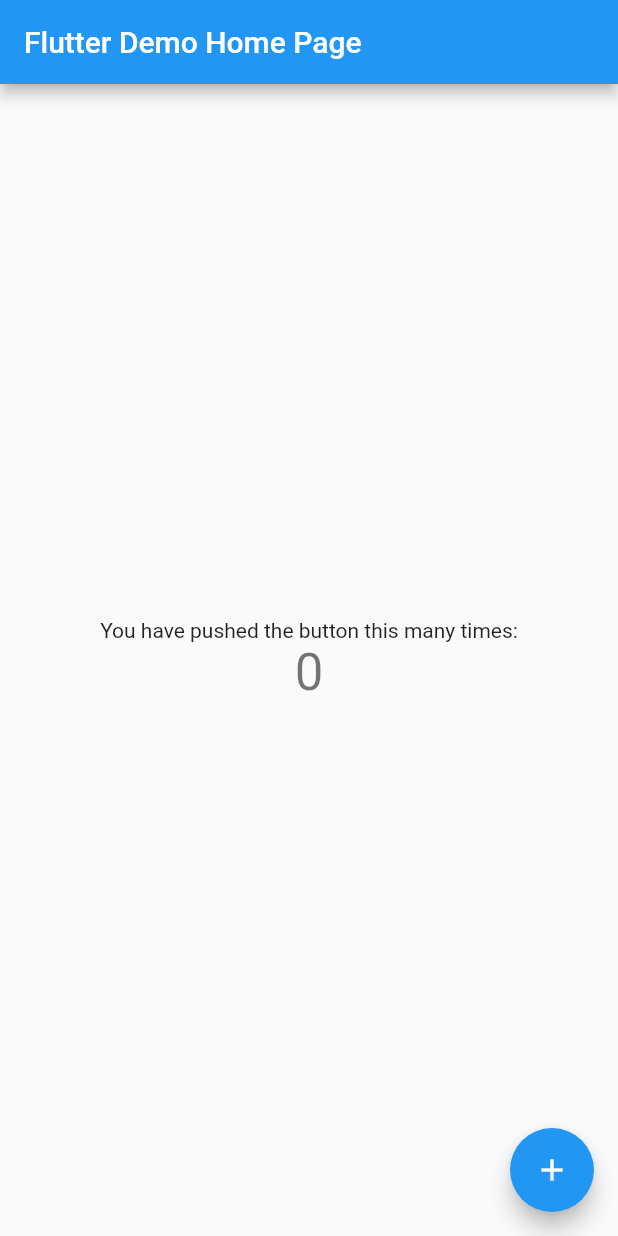
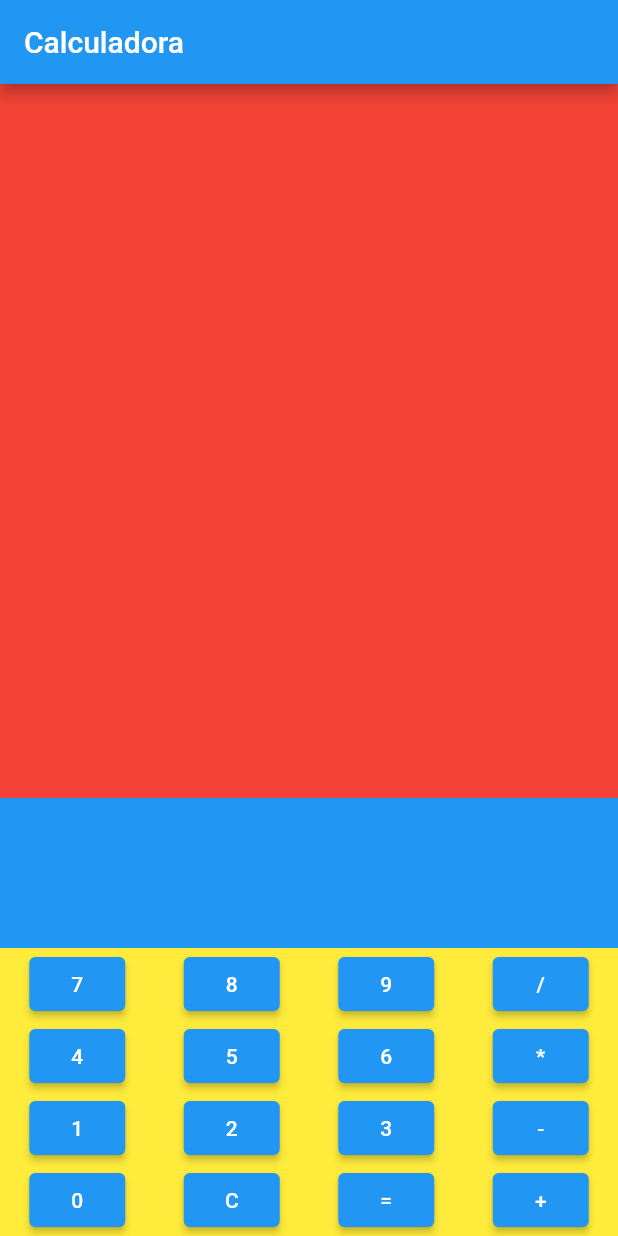
Before and after one commit to NicolasBorda96/taller2s2, a Flutter app: the screen it shows after launch, on a phone screen of 412 x 824 dp. Run offline on Flutter 3.47's test engine with Material 2 defaults, Android fonts, the phone set to English and light mode, and no system bars.

Commit message:
Agrega botones a la calculadora

```diff
--- a/lib/main.dart
+++ b/lib/main.dart
@@ -1,113 +1,17 @@
 import 'package:flutter/material.dart';
+import 'package:taller2s2/page/home-page.dart';
 
 void main() {
   runApp(MyApp());
 }
 
 class MyApp extends StatelessWidget {
-  // This widget is the root of your application.
   @override
   Widget build(BuildContext context) {
     return MaterialApp(
-      title: 'Flutter Demo',
-      theme: ThemeData(
-        // This is the theme of your application.
-        //
-        // Try running your application with "flutter run". You'll see the
-        // application has a blue toolbar. Then, without quitting the app, try
-        // changing the primarySwatch below to Colors.green and then invoke
-        // "hot reload" (press "r" in the console where you ran "flutter run",
-        // or simply save your changes to "hot reload" in a Flutter IDE).
-        // Notice that the counter didn't reset back to zero; the application
-        // is not restarted.
-        primarySwatch: Colors.blue,
-      ),
-      home: MyHomePage(title: 'Flutter Demo Home Page'),
+      title: "Calculadora",
+      theme: ThemeData.light(),
+      home: HomePage(),
     );
   }
 }
-
-class MyHomePage extends StatefulWidget {
-  MyHomePage({Key key, this.title}) : super(key: key);
-
-  // This widget is the home page of your application. It is stateful, meaning
-  // that it has a State object (defined below) that contains fields that affect
-  // how it looks.
-
-  // This class is the configuration for the state. It holds the values (in this
-  // case the title) provided by the parent (in this case the App widget) and
-  // used by the build method of the State. Fields in a Widget subclass are
-  // always marked "final".
-
-  final String title;
-
-  @override
-  _MyHomePageState createState() => _MyHomePageState();
-}
-
-class _MyHomePageState extends State<MyHomePage> {
-  int _counter = 0;
-
-  void _incrementCounter() {
-    setState(() {
-      // This call to setState tells the Flutter framework that something has
-      // changed in this State, which causes it to rerun the build method below
-      // so that the display can reflect the updated values. If we changed
-      // _counter without calling setState(), then the build method would not be
-      // called again, and so nothing would appear to happen.
-      _counter++;
-    });
-  }
-
-  @override
-  Widget build(BuildContext context) {
-    // This method is rerun every time setState is called, for instance as done
-    // by the _incrementCounter method above.
-    //
-    // The Flutter framework has been optimized to make rerunning build methods
-    // fast, so that you can just rebuild anything that needs updating rather
-    // than having to individually change instances of widgets.
-    return Scaffold(
-      appBar: AppBar(
-        // Here we take the value from the MyHomePage object that was created by
-        // the App.build method, and use it to set our appbar title.
-        title: Text(widget.title),
-      ),
-      body: Center(
-        // Center is a layout widget. It takes a single child and positions it
-        // in the middle of the parent.
-        child: Column(
-          // Column is also a layout widget. It takes a list of children and
-          // arranges them vertically. By default, it sizes itself to fit its
-          // children horizontally, and tries to be as tall as its parent.
-          //
-          // Invoke "debug painting" (press "p" in the console, choose the
-          // "Toggle Debug Paint" action from the Flutter Inspector in Android
-          // Studio, or the "Toggle Debug Paint" command in Visual Studio Code)
-          // to see the wireframe for each widget.
-          //
-          // Column has various properties to control how it sizes itself and
-          // how it positions its children. Here we use mainAxisAlignment to
-          // center the children vertically; the main axis here is the vertical
-          // axis because Columns are vertical (the cross axis would be
-          // horizontal).
-          mainAxisAlignment: MainAxisAlignment.center,
-          children: <Widget>[
-            Text(
-              'You have pushed the button this many times:',
-            ),
-            Text(
-              '$_counter',
-              style: Theme.of(context).textTheme.headline4,
-            ),
-          ],
-        ),
-      ),
-      floatingActionButton: FloatingActionButton(
-        onPressed: _incrementCounter,
-        tooltip: 'Increment',
-        child: Icon(Icons.add),
-      ), // This trailing comma makes auto-formatting nicer for build methods.
-    );
-  }
-}
--- /dev/null
+++ b/lib/page/home-page.dart
@@ -0,0 +1,79 @@
+import 'package:flutter/material.dart';
+
+class HomePage extends StatefulWidget {
+  @override
+  _HomePageState createState() => _HomePageState();
+}
+
+class _HomePageState extends State<HomePage> {
+  String operaciones = "";
+
+  @override
+  Widget build(BuildContext context) {
+    return Scaffold(
+      appBar: AppBar(
+        title: Text("Calculadora"),
+      ),
+      body: _body(),
+    );
+  }
+
+  Widget _body() {
+    return Column(
+      children: [
+        Expanded(
+          child: Container(
+            color: Colors.red,
+          ),
+        ),
+        Container(
+          color: Colors.blue,
+          height: 100,
+        ),
+        Container(
+          color: Colors.yellow,
+          child: Column(
+            children: [
+              Row(
+                mainAxisAlignment: MainAxisAlignment.spaceAround,
+                children: [
+                  ElevatedButton(onPressed: () {}, child: Text("7")),
+                  ElevatedButton(onPressed: () {}, child: Text("8")),
+                  ElevatedButton(onPressed: () {}, child: Text("9")),
+                  ElevatedButton(onPressed: () {}, child: Text("/")),
+                ],
+              ),
+              Row(
+                mainAxisAlignment: MainAxisAlignment.spaceAround,
+                children: [
+                  ElevatedButton(onPressed: () {}, child: Text("4")),
+                  ElevatedButton(onPressed: () {}, child: Text("5")),
+                  ElevatedButton(onPressed: () {}, child: Text("6")),
+                  ElevatedButton(onPressed: () {}, child: Text("*")),
+                ],
+              ),
+              Row(
+                mainAxisAlignment: MainAxisAlignment.spaceAround,
+                children: [
+                  ElevatedButton(onPressed: () {}, child: Text("1")),
+                  ElevatedButton(onPressed: () {}, child: Text("2")),
+                  ElevatedButton(onPressed: () {}, child: Text("3")),
+                  ElevatedButton(onPressed: () {}, child: Text("-")),
+                ],
+              ),
+              Row(
+                mainAxisAlignment: MainAxisAlignment.spaceAround,
+                children: [
+                  ElevatedButton(onPressed: () {}, child: Text("0")),
+                  ElevatedButton(onPressed: () {}, child: Text("C")),
+                  ElevatedButton(onPressed: () {}, child: Text("=")),
+                  ElevatedButton(onPressed: () {}, child: Text("+")),
+                ],
+              )
+            ],
+          ),
+        )
+      ],
+    );
+  }
+}
```
Also changed, not shown: 1 other file.
